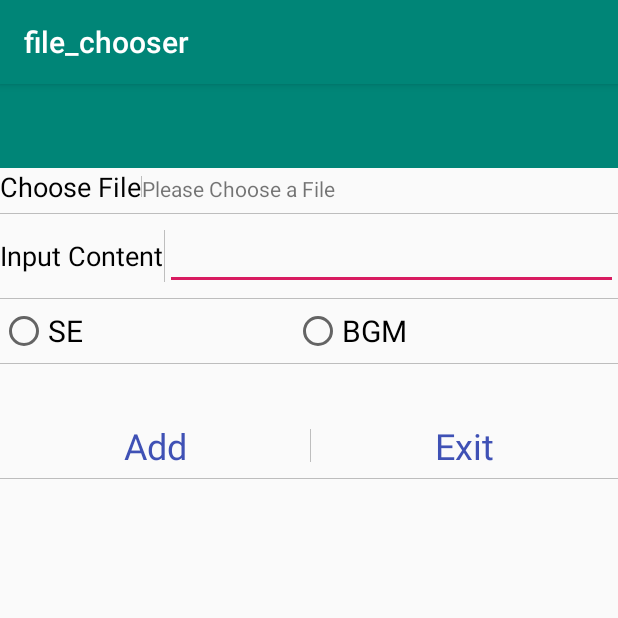
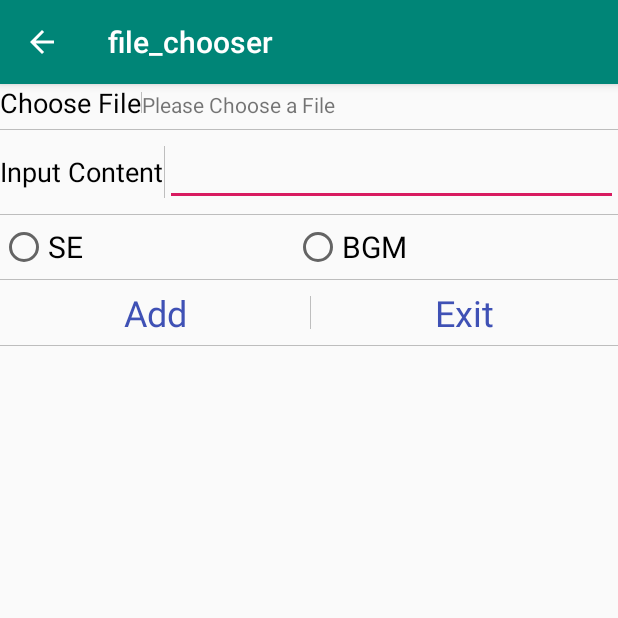
Before and after one commit to kotoar/bgmse, an Android app: the FileAddActivity screen opened directly, with no data from a screen before it, on a phone screen of 412 x 824 dp, the top half of it. Run offline under Robolectric (Android 15) with nearby library versions, the phone set to English and light mode, and no system bars.

Commit message:
UI refine

```diff
--- a/app/src/main/java/com/kanae/bgmse/file/FileAddActivity.java
+++ b/app/src/main/java/com/kanae/bgmse/file/FileAddActivity.java
@@ -1,11 +1,14 @@
 package com.kanae.bgmse.file;
 
+import android.app.ActionBar;
 import android.content.DialogInterface;
 import android.content.Intent;
 import android.net.Uri;
 import android.os.Bundle;
 import android.os.Environment;
 import android.util.Log;
+import android.view.KeyEvent;
+import android.view.MenuItem;
 import android.view.View;
 import android.content.Intent;
 import android.widget.RadioButton;
@@ -20,6 +23,7 @@ import java.io.File;
 
 import androidx.appcompat.app.AlertDialog;
 import androidx.appcompat.app.AppCompatActivity;
+import androidx.appcompat.widget.Toolbar;
 
 import static com.kanae.bgmse.MainActivity.musicPool;
 
@@ -27,7 +31,6 @@ public class FileAddActivity extends AppCompatActivity {
 
     TextView textViewChoosePath;
     TextView textViewInputContent;
-    TextView textViewHigh;
     TextView textViewExit;
     TextView textViewAdd;
     RadioGroup radioGroup;
@@ -50,12 +53,12 @@ public class FileAddActivity extends AppCompatActivity {
 
         textViewChoosePath = (TextView)findViewById(R.id.text_init_choose_path);
         textViewInputContent = (TextView)findViewById(R.id.text_init_input_content);
-        textViewHigh = (TextView)findViewById(R.id.text_high);
 
         textViewExit = (TextView)findViewById(R.id.text_add_items_exit);
         textViewAdd = (TextView)findViewById(R.id.text_add_items_add);
 
         radioGroup = (RadioGroup)findViewById(R.id.radioGroupType);
+
 
         checkedId = 2;
         select_file_path = "";
@@ -75,7 +78,6 @@ public class FileAddActivity extends AppCompatActivity {
             public void onClick(View v) {
                 //openFile();
                 input_content = textViewInputContent.getText().toString();
-                //textViewHigh.setText(input_content);
                 if(add_file()){
                     FileAddActivity.this.finish();
                 }
@@ -188,6 +190,16 @@ public class FileAddActivity extends AppCompatActivity {
         return true;
     }
 
+    @Override
+    public boolean onOptionsItemSelected(MenuItem item) {
+        switch (item.getItemId()) {
+            case android.R.id.home:
+                this.finish();
+                return true;
+        }
+        return super.onOptionsItemSelected(item);
+    }
+
     public static String exExtensionName(String filename) {
         if ((filename != null) && (filename.length() > 0)) {
             int dot = filename.lastIndexOf('.');
--- a/app/src/main/res/layout-qwerty/add_items.xml
+++ b/app/src/main/res/layout-qwerty/add_items.xml
@@ -2,14 +2,6 @@
 <LinearLayout xmlns:android="http://schemas.android.com/apk/res/android"
     android:orientation="vertical" android:layout_width="match_parent"
     android:layout_height="match_parent">
-
-    <androidx.appcompat.widget.Toolbar
-        android:id="@+id/toolbar"
-        android:layout_width="match_parent"
-        android:layout_height="wrap_content"
-        android:background="?attr/colorPrimary"
-        android:minHeight="?attr/actionBarSize"
-        android:theme="?attr/actionBarTheme" />
 
     <LinearLayout
         android:layout_width="match_parent"
--- a/app/src/main/res/layout/add_items.xml
+++ b/app/src/main/res/layout/add_items.xml
@@ -1,15 +1,10 @@
 <?xml version="1.0" encoding="utf-8"?>
 <LinearLayout xmlns:android="http://schemas.android.com/apk/res/android"
-    android:orientation="vertical" android:layout_width="match_parent"
+    xmlns:app="http://schemas.android.com/apk/res-auto"
+    android:orientation="vertical"
+    android:layout_width="match_parent"
     android:layout_height="match_parent">
 
-    <androidx.appcompat.widget.Toolbar
-        android:id="@+id/toolbar"
-        android:layout_width="match_parent"
-        android:layout_height="wrap_content"
-        android:background="?attr/colorPrimary"
-        android:minHeight="?attr/actionBarSize"
-        android:theme="?attr/actionBarTheme" />
 
     <LinearLayout
         android:layout_width="match_parent"
@@ -110,12 +105,6 @@
         android:layout_marginBottom="5dp"
         android:layout_marginTop="5dp" />
 
-    <TextView
-        android:id="@+id/text_high"
-        android:layout_width="match_parent"
-        android:layout_height="wrap_content"
-        android:textSize="24sp" />
-
     <LinearLayout
         android:layout_width="match_parent"
         android:layout_height="wrap_content"
```
Also changed, not shown: app/src/main/AndroidManifest.xml (+4 -3 lines), app/src/main/java/com/kanae/bgmse/file/NetFileActivity.java (+11 -0 lines), app/src/main/res/layout/activity_main.xml (+3 -10 lines).
